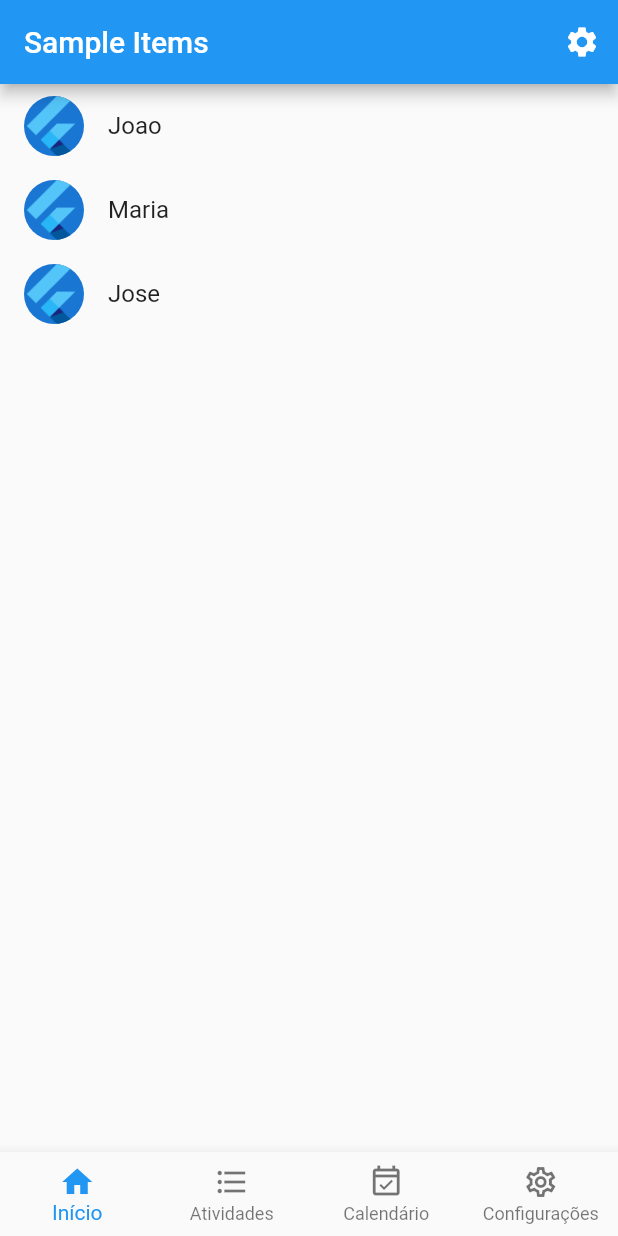
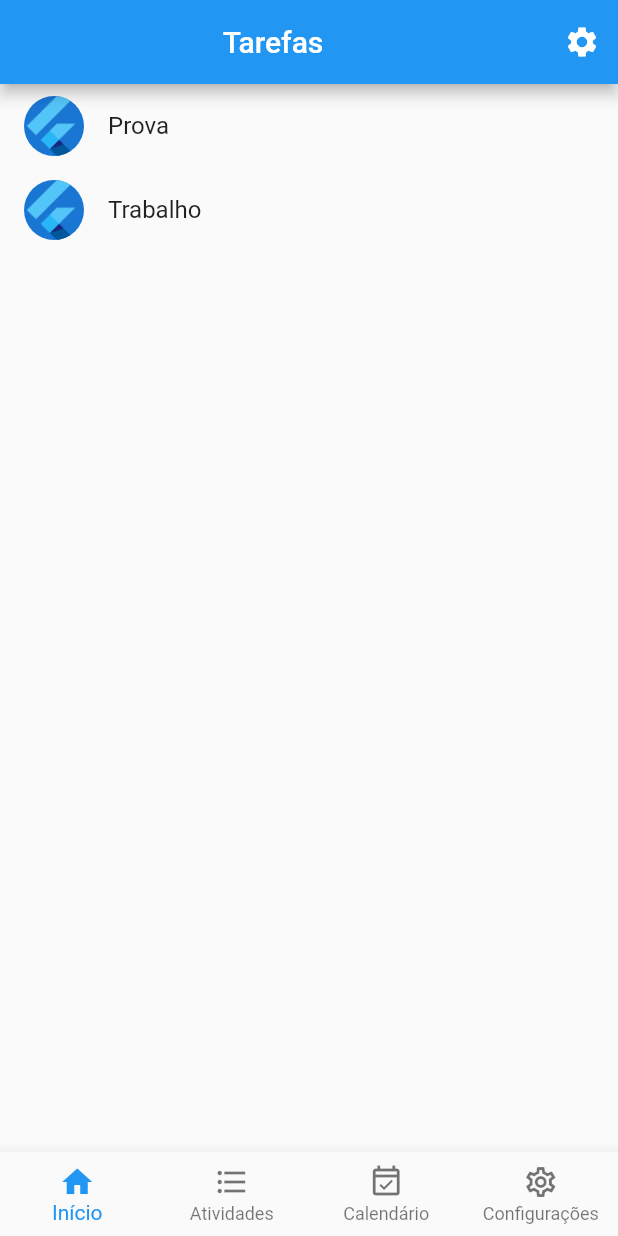
Before and after one commit to habibasseiss/school_planner, a Flutter app: the screen it shows after launch, swiped to page 2, on a phone screen of 412 x 824 dp. Run offline on Flutter 3.47's test engine with Material 2 defaults, Android fonts, the phone set to English and light mode, and no system bars; generated files the repository leaves out were written again.

Commit message:
mudança na lista

```diff
--- a/lib/src/navigation/navigation_tabs.dart
+++ b/lib/src/navigation/navigation_tabs.dart
@@ -1,7 +1,7 @@
 import 'package:flutter/material.dart';
 import 'package:school_planner/src/navigation/base_navigator.dart';
-import 'package:school_planner/src/sample_feature/sample_item_details_view.dart';
-import 'package:school_planner/src/sample_feature/sample_item_list_view.dart';
+import 'package:school_planner/src/sample_feature/Tasks_details_view.dart';
+import 'package:school_planner/src/sample_feature/Tasks_list_view.dart';
 import 'package:school_planner/src/settings/settings_view.dart';
 
 class NavigationTabs {
--- /dev/null
+++ b/lib/src/sample_feature/Professor.dart
@@ -0,0 +1,14 @@
+class Professor {
+  Professor(this.id, this.name);
+
+  final int id;
+  final String name;
+
+  static List<Professor> get professors => _professors;
+
+  // fixed sample data
+  static final List<Professor> _professors = [
+    Professor(1, "George"),
+    Professor(2, "Ricardo"),
+  ];
+}
--- /dev/null
+++ b/lib/src/sample_feature/Subject.dart
@@ -0,0 +1,21 @@
+import 'Professor.dart';
+
+class Subject {
+  Subject(
+    this.id,
+    this.title,
+    //this.professor,
+  );
+
+  final int id;
+  final String title;
+  //final Professor professor;
+
+  static List<Subject> get subjects => _subjects;
+
+  // fixed sample data
+  static final List<Subject> _subjects = [
+    Subject(1, "Geografia"),
+    Subject(2, "História"),
+  ];
+}
--- /dev/null
+++ b/lib/src/sample_feature/Task.dart
@@ -0,0 +1,40 @@
+import 'package:school_planner/src/sample_feature/Subject.dart';
+
+enum Type { Prova, Trabalho, Atividade }
+
+class Task {
+  Task(
+    this.id,
+    this.title,
+    this.desc,
+    this.date,
+    this.done,
+    this.type,
+    //this.subject
+  );
+
+  final int id;
+  final String title;
+  final String desc;
+  final DateTime date;
+  final bool done;
+  final Type type;
+  //final Subject subject;
+
+  // getter for sample data
+  static List<Task> get tasks => _tasks;
+
+  // fixed sample data
+  static final List<Task> _tasks = [
+    Task(
+      1,
+      "Prova",
+      "Prova de Geografia",
+      DateTime.utc(2021, 11, 20),
+      false,
+      Type.Prova,
+    ),
+    Task(1, "Trabalho", "Trabalho de História", DateTime.utc(2021, 11, 15),
+        false, Type.Trabalho),
+  ];
+}
--- a/lib/src/sample_feature/sample_item_details_view.dart
+++ b/lib/src/sample_feature/Tasks_details_view.dart
@@ -1,5 +1,5 @@
 import 'package:flutter/material.dart';
-import 'package:school_planner/src/sample_feature/sample_item.dart';
+import 'package:school_planner/src/sample_feature/Task.dart';
 
 /// Displays detailed information about a SampleItem.
 class SampleItemDetailsView extends StatelessWidget {
@@ -10,15 +10,15 @@ class SampleItemDetailsView extends StatelessWidget {
 
   final int id;
 
-  static const routeName = '/sample_item';
+  static const routeName = '/task';
 
   @override
   Widget build(BuildContext context) {
-    final item = SampleItem.items.firstWhere((item) => item.id == id);
+    final task = Task.tasks.firstWhere((task) => task.id == id);
 
     return Scaffold(
       appBar: AppBar(
-        title: Text(item.title),
+        title: Text(task.title),
       ),
       body: const Center(child: Text('Mais informação aqui')),
     );
--- a/lib/src/sample_feature/sample_item_list_view.dart
+++ b/lib/src/sample_feature/Tasks_list_view.dart
@@ -1,8 +1,7 @@
 import 'package:flutter/material.dart';
-
 import '../settings/settings_view.dart';
-import 'sample_item.dart';
-import 'sample_item_details_view.dart';
+import 'Task.dart';
+import 'Tasks_details_view.dart';
 
 /// Displays a list of SampleItems.
 class SampleItemListView extends StatelessWidget {
@@ -12,10 +11,10 @@ class SampleItemListView extends StatelessWidget {
 
   @override
   Widget build(BuildContext context) {
-    final List<SampleItem> items = SampleItem.items;
+    final List<Task> items = Task.tasks;
     return Scaffold(
       appBar: AppBar(
-        title: const Text('Sample Items'),
+        title: Center(child: Text('Tarefas')),
         actions: [
           IconButton(
             icon: const Icon(Icons.settings),
--- a/lib/src/sample_feature/sample_item.dart
+++ /dev/null
@@ -1,17 +0,0 @@
-/// A placeholder class that represents an entity or model.
-class SampleItem {
-  SampleItem(this.id, this.title);
-
-  final int id;
-  final String title;
-
-  // getter for sample data
-  static List<SampleItem> get items => _items;
-
-  // fixed sample data
-  static final List<SampleItem> _items = [
-    SampleItem(1, "Joao"),
-    SampleItem(2, "Maria"),
-    SampleItem(3, "Jose"),
-  ];
-}
```
